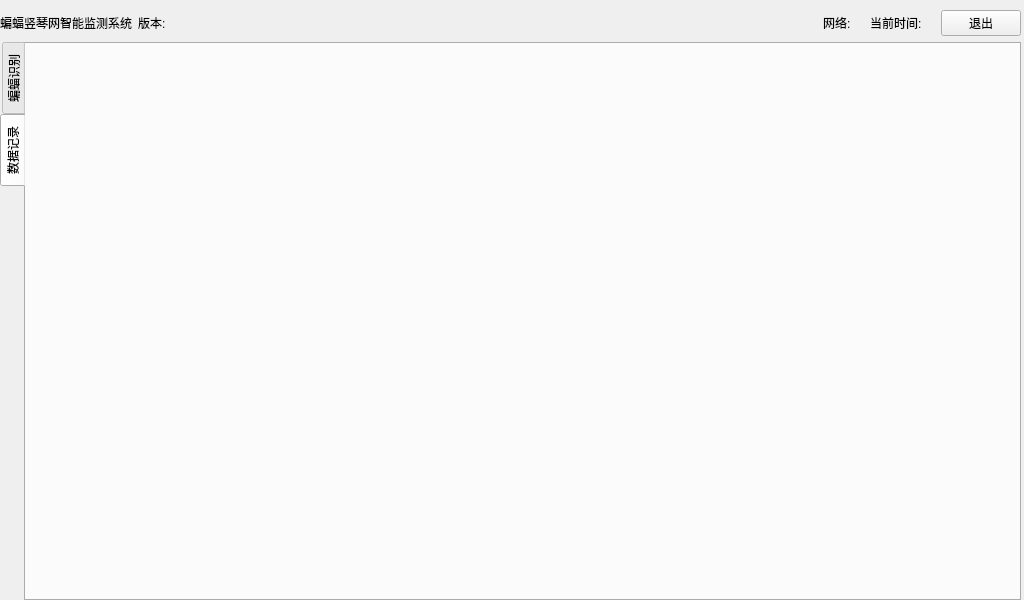
Before: the Qt Designer form widget.ui in JerryWen1126/BatSys, drawn with Qt 5.
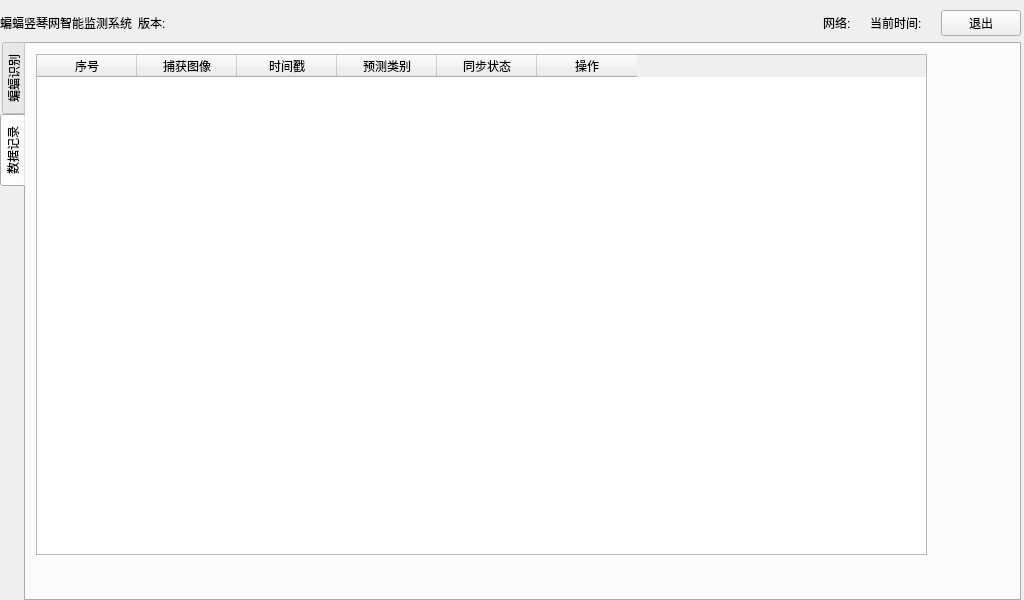
After: the same form once the commit is applied. The open tabs and pages were chosen to show the change.

```diff
--- a/widget.ui
+++ b/widget.ui
@@ -171,6 +171,67 @@
        <attribute name="title">
         <string>数据记录</string>
        </attribute>
+       <widget class="QTableWidget" name="bat_record_ti">
+        <property name="geometry">
+         <rect>
+          <x>10</x>
+          <y>10</y>
+          <width>891</width>
+          <height>501</height>
+         </rect>
+        </property>
+        <attribute name="horizontalHeaderVisible">
+         <bool>true</bool>
+        </attribute>
+        <attribute name="horizontalHeaderCascadingSectionResizes">
+         <bool>false</bool>
+        </attribute>
+        <attribute name="horizontalHeaderHighlightSections">
+         <bool>true</bool>
+        </attribute>
+        <attribute name="horizontalHeaderShowSortIndicator" stdset="0">
+         <bool>false</bool>
+        </attribute>
+        <attribute name="horizontalHeaderStretchLastSection">
+         <bool>false</bool>
+        </attribute>
+        <attribute name="verticalHeaderCascadingSectionResizes">
+         <bool>false</bool>
+        </attribute>
+        <attribute name="verticalHeaderShowSortIndicator" stdset="0">
+         <bool>false</bool>
+        </attribute>
+        <column>
+         <property name="text">
+          <string>序号</string>
+         </property>
+        </column>
+        <column>
+         <property name="text">
+          <string>捕获图像</string>
+         </property>
+        </column>
+        <column>
+         <property name="text">
+          <string>时间戳</string>
+         </property>
+        </column>
+        <column>
+         <property name="text">
+          <string>预测类别</string>
+         </property>
+        </column>
+        <column>
+         <property name="text">
+          <string>同步状态</string>
+         </property>
+        </column>
+        <column>
+         <property name="text">
+          <string>操作</string>
+         </property>
+        </column>
+       </widget>
       </widget>
      </widget>
     </item>
```
Left out of the diff: 12 changed lines with no effect on the pictures.
